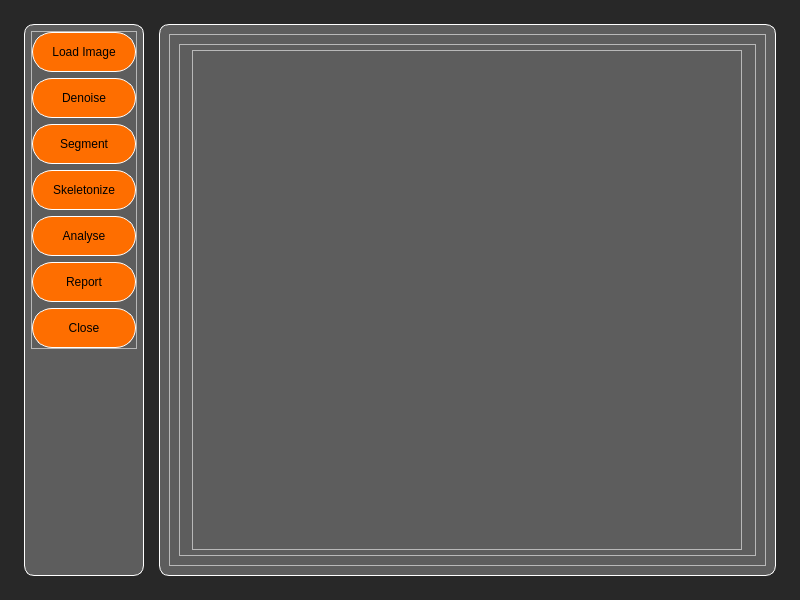
Above: Windows/MainWindow_UI.ui from sametkaya/VesselAnaliysisProgram before the change. Below: the same form after it.
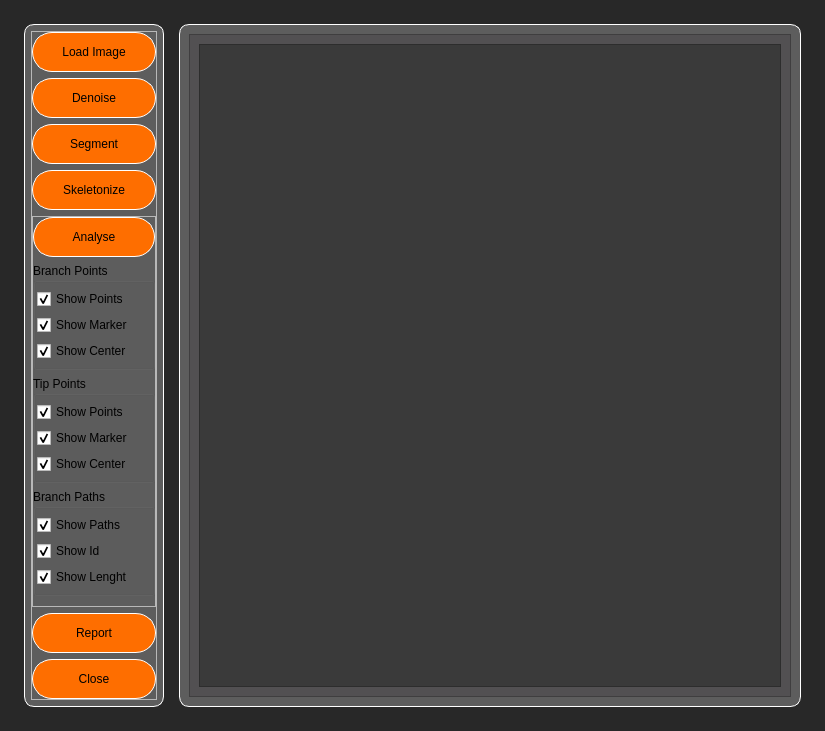
That is the form after the change. The open tabs and pages were chosen to show the change.

```diff
--- a/Windows/MainWindow_UI.ui
+++ b/Windows/MainWindow_UI.ui
@@ -6,12 +6,18 @@
    <rect>
     <x>0</x>
     <y>0</y>
-    <width>800</width>
-    <height>600</height>
+    <width>825</width>
+    <height>618</height>
    </rect>
   </property>
   <property name="windowTitle">
-   <string>MainWindow</string>
+   <string>Brain Vasculyzer</string>
+  </property>
+  <property name="toolButtonStyle">
+   <enum>Qt::ToolButtonIconOnly</enum>
+  </property>
+  <property name="animated">
+   <bool>false</bool>
   </property>
   <widget class="QWidget" name="wgt_main">
    <property name="styleSheet">
@@ -88,7 +94,7 @@
            <widget class="QFrame" name="frm_left_menu">
             <property name="minimumSize">
              <size>
-              <width>120</width>
+              <width>140</width>
               <height>0</height>
              </size>
             </property>
@@ -188,16 +194,193 @@
                  </widget>
                 </item>
                 <item>
-                 <widget class="QPushButton" name="pbtn_menu_analyse">
-                  <property name="minimumSize">
-                   <size>
-                    <width>60</width>
-                    <height>40</height>
-                   </size>
+                 <widget class="QFrame" name="frm_left_menu_analyse">
+                  <property name="frameShape">
+                   <enum>QFrame::StyledPanel</enum>
                   </property>
-                  <property name="text">
-                   <string>Analyse</string>
+                  <property name="frameShadow">
+                   <enum>QFrame::Raised</enum>
                   </property>
+                  <layout class="QVBoxLayout" name="lyt_left_menu_analyse">
+                   <property name="leftMargin">
+                    <number>0</number>
+                   </property>
+                   <property name="topMargin">
+                    <number>0</number>
+                   </property>
+                   <property name="rightMargin">
+                    <number>0</number>
+                   </property>
+                   <property name="bottomMargin">
+                    <number>10</number>
+                   </property>
+                   <item>
+                    <widget class="QPushButton" name="pbtn_menu_analyse">
+                     <property name="minimumSize">
+                      <size>
+                       <width>60</width>
+                       <height>40</height>
+                      </size>
+                     </property>
+                     <property name="text">
+                      <string>Analyse</string>
+                     </property>
+                    </widget>
+                   </item>
+                   <item>
+                    <widget class="QGroupBox" name="grpbx_analyse_branchPoint">
+                     <property name="title">
+                      <string>Branch Points</string>
+                     </property>
+                     <layout class="QVBoxLayout" name="lyt_analyse_branchPoint">
+                      <property name="leftMargin">
+                       <number>1</number>
+                      </property>
+                      <property name="topMargin">
+                       <number>6</number>
+                      </property>
+                      <property name="rightMargin">
+                       <number>1</number>
+                      </property>
+                      <property name="bottomMargin">
+                       <number>6</number>
+                      </property>
+                      <item>
+                       <widget class="QCheckBox" name="chbx_analyse_showBranchPoints">
+                        <property name="text">
+                         <string>Show Points</string>
+                        </property>
+                        <property name="checked">
+                         <bool>true</bool>
+                        </property>
+                       </widget>
+                      </item>
+                      <item>
+                       <widget class="QCheckBox" name="chbx_analyse_showBranchPointMarker">
+                        <property name="text">
+                         <string>Show Marker</string>
+                        </property>
+                        <property name="checked">
+                         <bool>true</bool>
+                        </property>
+                       </widget>
+                      </item>
+                      <item>
+                       <widget class="QCheckBox" name="chbx_analyse_showBranchPointCenter">
+                        <property name="text">
+                         <string>Show Center</string>
+                        </property>
+                        <property name="checked">
+                         <bool>true</bool>
+                        </property>
+                       </widget>
+                      </item>
+                     </layout>
+                    </widget>
+                   </item>
+                   <item>
+                    <widget class="QGroupBox" name="grpbx_analyse_tipPoint">
+                     <property name="title">
+                      <string>Tip Points</string>
+                     </property>
+                     <layout class="QVBoxLayout" name="lyt_analyse_tipPoint">
+                      <property name="leftMargin">
+                       <number>1</number>
+                      </property>
+                      <property name="topMargin">
+                       <number>6</number>
+                      </property>
+                      <property name="rightMargin">
+                       <number>1</number>
+                      </property>
+                      <property name="bottomMargin">
+                       <number>6</number>
+                      </property>
+                      <item>
+                       <widget class="QCheckBox" name="chbx_analyse_showTipPoints">
+                        <property name="text">
+                         <string>Show Points</string>
+                        </property>
+                        <property name="checked">
+                         <bool>true</bool>
+                        </property>
+                       </widget>
+                      </item>
+                      <item>
+                       <widget class="QCheckBox" name="chbx_analyse_showTipPointMarker">
+                        <property name="text">
+                         <string>Show Marker</string>
+                        </property>
+                        <property name="checked">
+                         <bool>true</bool>
+                        </property>
+                       </widget>
+                      </item>
+                      <item>
+                       <widget class="QCheckBox" name="chbx_analyse_showTipPointCenter">
+                        <property name="text">
+                         <string>Show Center</string>
+                        </property>
+                        <property name="checked">
+                         <bool>true</bool>
+                        </property>
+                       </widget>
+                      </item>
+                     </layout>
+                    </widget>
+                   </item>
+                   <item>
+                    <widget class="QGroupBox" name="grpbx_analyse_branchPath">
+                     <property name="title">
+                      <string>Branch Paths</string>
+                     </property>
+                     <layout class="QVBoxLayout" name="lyt_analyse_branchPath">
+                      <property name="leftMargin">
+                       <number>1</number>
+                      </property>
+                      <property name="topMargin">
+                       <number>6</number>
+                      </property>
+                      <property name="rightMargin">
+                       <number>1</number>
+                      </property>
+                      <property name="bottomMargin">
+                       <number>6</number>
+                      </property>
+                      <item>
+                       <widget class="QCheckBox" name="chbx_analyse_showBranchPaths">
+                        <property name="text">
+                         <string>Show Paths</string>
+                        </property>
+                        <property name="checked">
+                         <bool>true</bool>
+                        </property>
+                       </widget>
+                      </item>
+                      <item>
+                       <widget class="QCheckBox" name="chbx_analyse_showBranchPathId">
+                        <property name="text">
+                         <string>Show Id</string>
+                        </property>
+                        <property name="checked">
+                         <bool>true</bool>
+                        </property>
+                       </widget>
+                      </item>
+                      <item>
+                       <widget class="QCheckBox" name="chbx_analyse_showBranchPathLenght">
+                        <property name="text">
+                         <string>Show Lenght</string>
+                        </property>
+                        <property name="checked">
+                         <bool>true</bool>
+                        </property>
+                       </widget>
+                      </item>
+                     </layout>
+                    </widget>
+                   </item>
+                  </layout>
                  </widget>
                 </item>
                 <item>
@@ -237,6 +420,15 @@
             <layout class="QVBoxLayout" name="lyt_right_scene">
              <item>
               <widget class="QFrame" name="frm_right_scene_content">
+               <property name="sizePolicy">
+                <sizepolicy hsizetype="Expanding" vsizetype="Expanding">
+                 <horstretch>0</horstretch>
+                 <verstretch>0</verstretch>
+                </sizepolicy>
+               </property>
+               <property name="styleSheet">
+                <string notr="true">background-color:#525052;</string>
+               </property>
                <property name="frameShape">
                 <enum>QFrame::StyledPanel</enum>
                </property>
@@ -246,6 +438,12 @@
                <layout class="QVBoxLayout" name="lyt_right_scene_content">
                 <item>
                  <widget class="QStackedWidget" name="wgts_sceneContent">
+                  <property name="sizePolicy">
+                   <sizepolicy hsizetype="Expanding" vsizetype="Expanding">
+                    <horstretch>0</horstretch>
+                    <verstretch>0</verstretch>
+                   </sizepolicy>
+                  </property>
                   <widget class="QWidget" name="page_report">
                    <layout class="QVBoxLayout" name="verticalLayout_4">
                     <item>
@@ -258,6 +456,12 @@
                    </layout>
                   </widget>
                   <widget class="QWidget" name="page_image_processing">
+                   <property name="sizePolicy">
+                    <sizepolicy hsizetype="Expanding" vsizetype="Expanding">
+                     <horstretch>0</horstretch>
+                     <verstretch>0</verstretch>
+                    </sizepolicy>
+                   </property>
                    <layout class="QVBoxLayout" name="lyt_image_processing">
                     <property name="leftMargin">
                      <number>0</number>
@@ -273,6 +477,9 @@
                     </property>
                     <item>
                      <widget class="QFrame" name="frm_image_processing_content">
+                      <property name="styleSheet">
+                       <string notr="true">background-color:#3A3A3A;</string>
+                      </property>
                       <property name="frameShape">
                        <enum>QFrame::StyledPanel</enum>
                       </property>
@@ -292,36 +499,6 @@
                        <property name="bottomMargin">
                         <number>0</number>
                        </property>
-                       <item alignment="Qt::AlignHCenter|Qt::AlignVCenter">
-                        <widget class="QFrame" name="frm_image">
-                         <property name="minimumSize">
-                          <size>
-                           <width>550</width>
-                           <height>500</height>
-                          </size>
-                         </property>
-                         <property name="frameShape">
-                          <enum>QFrame::StyledPanel</enum>
-                         </property>
-                         <property name="frameShadow">
-                          <enum>QFrame::Raised</enum>
-                         </property>
-                         <layout class="QVBoxLayout" name="lyt_image">
-                          <property name="leftMargin">
-                           <number>0</number>
-                          </property>
-                          <property name="topMargin">
-                           <number>0</number>
-                          </property>
-                          <property name="rightMargin">
-                           <number>0</number>
-                          </property>
-                          <property name="bottomMargin">
-                           <number>0</number>
-                          </property>
-                         </layout>
-                        </widget>
-                       </item>
                       </layout>
                      </widget>
                     </item>
```
Left out of the diff: 4 changed lines with no effect on the pictures.
